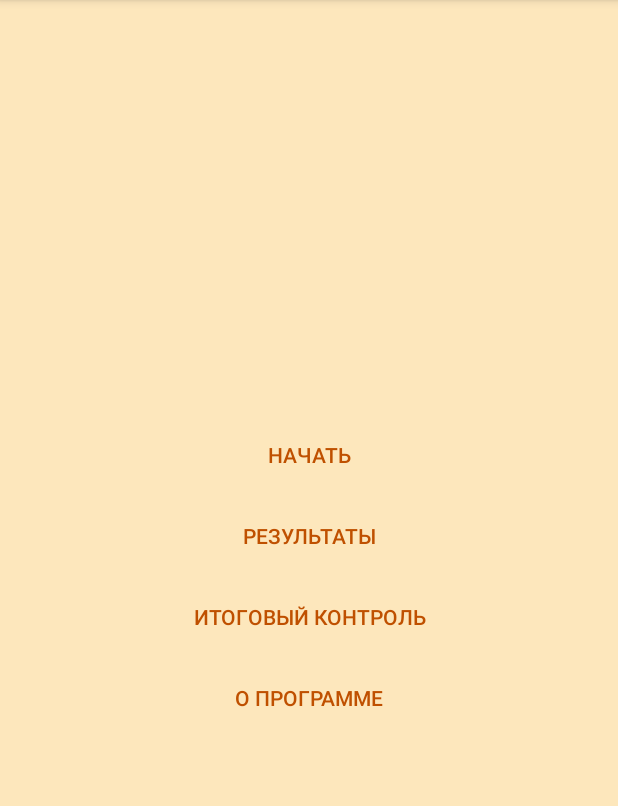
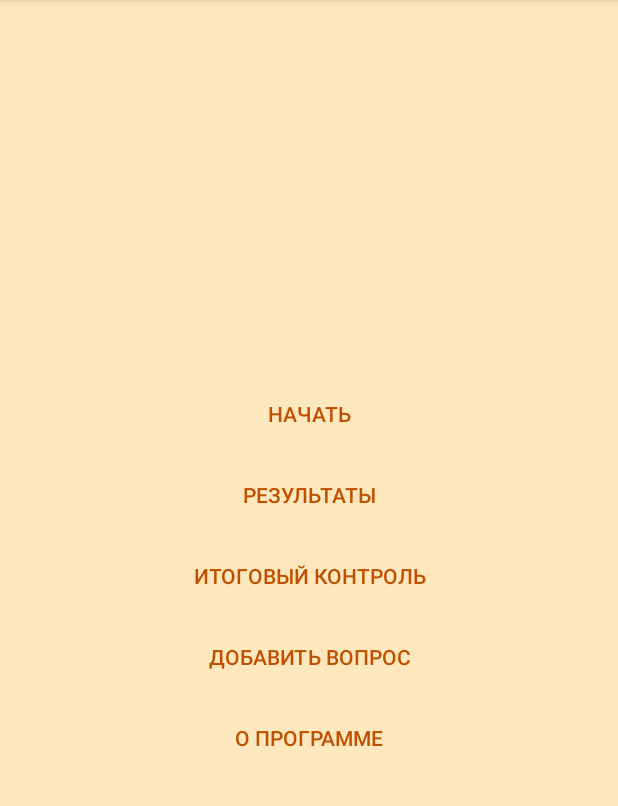
Before and after one commit to olegastor/historyapp2, an Android app: the screen it shows after launch (MainActivity), on a phone screen of 412 x 824 dp, the part 84-890 px from its top. Run offline under Robolectric (Android 15) with nearby library versions, the phone set to English and light mode, and no system bars; 1 statement that could not run was skipped.

Commit message:
тесты

```diff
--- a/app/src/main/AndroidManifest.xml
+++ b/app/src/main/AndroidManifest.xml
@@ -27,7 +27,8 @@
         <activity android:name=".ResultsActivity" />
         <activity android:name=".VocabularyActivity" />
         <activity android:name=".MemoActivity" />
-        <activity android:name=".MultiTasksListActivity"></activity>
+        <activity android:name=".MultiTasksListActivity" />
+        <activity android:name=".AddQActivity"></activity>
     </application>
 
 </manifest>
--- a/app/src/main/java/by/znaj/rogachev2/historyapptest/MultiTasksListActivity.java
+++ b/app/src/main/java/by/znaj/rogachev2/historyapptest/MultiTasksListActivity.java
@@ -75,6 +75,7 @@ public class MultiTasksListActivity extends AppCompatActivity {
                     }
                     Intent intent = new Intent(getApplicationContext(), TestActivity.class);
                     intent.putExtra("tasks", tasks);
+                    intent.putExtra("trenType", 4);
                     startActivity(intent);
 //                    Toast.makeText(getApplicationContext(), tasks, Toast.LENGTH_SHORT).show();
                 }
--- a/app/src/main/java/by/znaj/rogachev2/historyapptest/TasksListActivity.java
+++ b/app/src/main/java/by/znaj/rogachev2/historyapptest/TasksListActivity.java
@@ -26,6 +26,8 @@ public class TasksListActivity extends AppCompatActivity implements View.OnClick
     SQLiteDatabase db;
     Cursor userCursor;
     SimpleCursorAdapter userAdapter;
+
+    int listFlag = 0;
 
     @Override
     protected void onCreate(Bundle savedInstanceState) {
--- a/app/src/main/res/layout/activity_main.xml
+++ b/app/src/main/res/layout/activity_main.xml
@@ -26,6 +26,13 @@
         android:layout_width="match_parent"
         android:layout_height="wrap_content"
         android:text="Итоговый контроль" />
+
+    <Button
+        android:id="@+id/addqButton"
+        style="?android:attr/buttonBarButtonStyle"
+        android:layout_width="match_parent"
+        android:layout_height="wrap_content"
+        android:text="Добавить вопрос" />
 
     <Button
         android:id="@+id/aboutButton"
```
Also changed, not shown: app/src/main/java/by/znaj/rogachev2/historyapptest/AddQActivity.java (added, +13 -0 lines), app/src/main/java/by/znaj/rogachev2/historyapptest/MainActivity.java (+9 -0 lines), app/src/main/java/by/znaj/rogachev2/historyapptest/TestActivity.java (+8 -8 lines), app/src/main/res/layout/activity_add_q.xml (added, +18 -0 lines).
